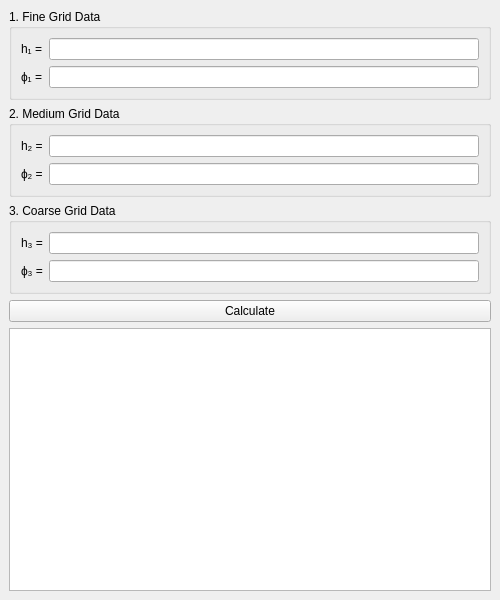
First picture: the form in src/gui/MainWindow.ui, repository nogai0702/GCI_GUI_Qt, before the edit.
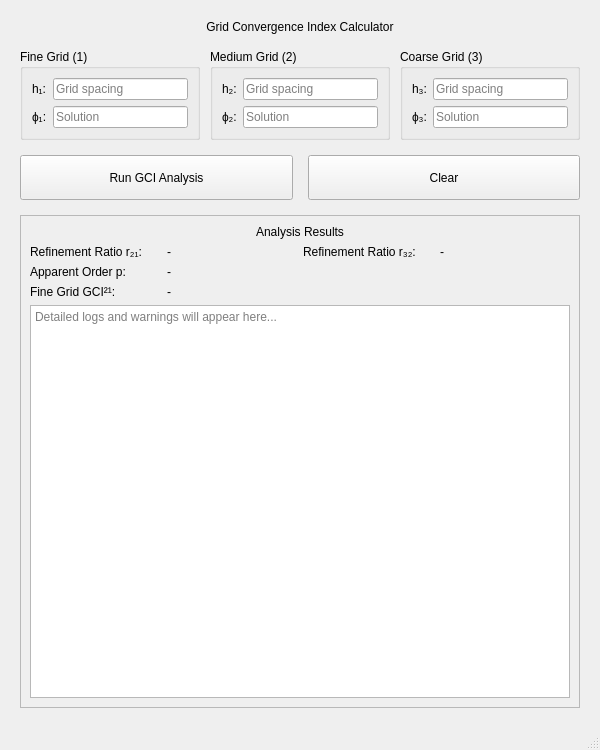
Second picture: the form after the edit.

Patch:
```diff
--- a/src/gui/MainWindow.ui
+++ b/src/gui/MainWindow.ui
@@ -6,40 +6,78 @@
    <rect>
     <x>0</x>
     <y>0</y>
-    <width>500</width>
-    <height>600</height>
+    <width>600</width>
+    <height>750</height>
    </rect>
   </property>
   <property name="windowTitle">
    <string>GCI Calculator</string>
   </property>
   <widget class="QWidget" name="centralwidget">
-   <layout class="QVBoxLayout" name="verticalLayout">
+   <layout class="QVBoxLayout" name="verticalLayoutMain">
+    <property name="spacing">
+     <number>15</number>
+    </property>
+    <property name="leftMargin">
+     <number>20</number>
+    </property>
+    <property name="topMargin">
+     <number>20</number>
+    </property>
+    <property name="rightMargin">
+     <number>20</number>
+    </property>
+    <property name="bottomMargin">
+     <number>20</number>
+    </property>
+    <item>
+     <widget class="QLabel" name="labelTitle">
+      <property name="text">
+       <string>Grid Convergence Index Calculator</string>
+      </property>
+      <property name="alignment">
+       <set>Qt::AlignCenter</set>
+      </property>
+     </widget>
+    </item>
+    <item>
+     <layout class="QHBoxLayout" name="horizontalLayoutInputs">
+      <property name="spacing">
+       <number>10</number>
+      </property>
     <item>
      <widget class="QGroupBox" name="groupBoxFine">
       <property name="title">
-       <string>1. Fine Grid Data</string>
+         <string>Fine Grid (1)</string>
       </property>
       <layout class="QFormLayout" name="formLayoutFine">
        <item row="0" column="0">
         <widget class="QLabel" name="labelH1">
          <property name="text">
-          <string>h₁ =</string>
+            <string>h₁:</string>
          </property>
         </widget>
        </item>
        <item row="0" column="1">
-        <widget class="QLineEdit" name="lineEditH1"/>
+          <widget class="QLineEdit" name="lineEditH1">
+           <property name="placeholderText">
+            <string>Grid spacing</string>
+           </property>
+          </widget>
        </item>
        <item row="1" column="0">
         <widget class="QLabel" name="labelPhi1">
          <property name="text">
-          <string>ϕ₁ =</string>
+            <string>ϕ₁:</string>
          </property>
         </widget>
        </item>
        <item row="1" column="1">
-        <widget class="QLineEdit" name="lineEditPhi1"/>
+          <widget class="QLineEdit" name="lineEditPhi1">
+           <property name="placeholderText">
+            <string>Solution</string>
+           </property>
+          </widget>
        </item>
       </layout>
      </widget>
@@ -47,28 +85,36 @@
     <item>
      <widget class="QGroupBox" name="groupBoxMedium">
       <property name="title">
-       <string>2. Medium Grid Data</string>
+         <string>Medium Grid (2)</string>
       </property>
       <layout class="QFormLayout" name="formLayoutMedium">
        <item row="0" column="0">
         <widget class="QLabel" name="labelH2">
          <property name="text">
-          <string>h₂ =</string>
+            <string>h₂:</string>
          </property>
         </widget>
        </item>
        <item row="0" column="1">
-        <widget class="QLineEdit" name="lineEditH2"/>
+          <widget class="QLineEdit" name="lineEditH2">
+           <property name="placeholderText">
+            <string>Grid spacing</string>
+           </property>
+          </widget>
        </item>
        <item row="1" column="0">
         <widget class="QLabel" name="labelPhi2">
          <property name="text">
-          <string>ϕ₂ =</string>
+            <string>ϕ₂:</string>
          </property>
         </widget>
        </item>
        <item row="1" column="1">
-        <widget class="QLineEdit" name="lineEditPhi2"/>
+          <widget class="QLineEdit" name="lineEditPhi2">
+           <property name="placeholderText">
+            <string>Solution</string>
+           </property>
+          </widget>
        </item>
       </layout>
      </widget>
@@ -76,48 +122,167 @@
     <item>
      <widget class="QGroupBox" name="groupBoxCoarse">
       <property name="title">
-       <string>3. Coarse Grid Data</string>
+         <string>Coarse Grid (3)</string>
       </property>
       <layout class="QFormLayout" name="formLayoutCoarse">
        <item row="0" column="0">
         <widget class="QLabel" name="labelH3">
          <property name="text">
-          <string>h₃ =</string>
+            <string>h₃:</string>
          </property>
         </widget>
        </item>
        <item row="0" column="1">
-        <widget class="QLineEdit" name="lineEditH3"/>
+          <widget class="QLineEdit" name="lineEditH3">
+           <property name="placeholderText">
+            <string>Grid spacing</string>
+           </property>
+          </widget>
        </item>
        <item row="1" column="0">
         <widget class="QLabel" name="labelPhi3">
          <property name="text">
-          <string>ϕ₃ =</string>
+            <string>ϕ₃:</string>
          </property>
         </widget>
        </item>
        <item row="1" column="1">
-        <widget class="QLineEdit" name="lineEditPhi3"/>
+          <widget class="QLineEdit" name="lineEditPhi3">
+           <property name="placeholderText">
+            <string>Solution</string>
+           </property>
+          </widget>
        </item>
       </layout>
      </widget>
     </item>
+     </layout>
+    </item>
+    <item>
+     <layout class="QHBoxLayout" name="horizontalLayoutButtons">
     <item>
      <widget class="QPushButton" name="pushButtonCalculate">
+        <property name="minimumSize">
+         <size>
+          <width>0</width>
+          <height>45</height>
+         </size>
+        </property>
       <property name="text">
-       <string>Calculate</string>
+         <string>Run GCI Analysis</string>
       </property>
      </widget>
     </item>
     <item>
-     <widget class="QTextEdit" name="textEditResults">
+       <widget class="QPushButton" name="pushButtonClear">
+        <property name="minimumSize">
+         <size>
+          <width>0</width>
+          <height>45</height>
+         </size>
+        </property>
+        <property name="text">
+         <string>Clear</string>
+        </property>
+       </widget>
+      </item>
+     </layout>
+    </item>
+    <item>
+     <widget class="QFrame" name="frameResults">
+      <property name="frameShape">
+       <enum>QFrame::StyledPanel</enum>
+      </property>
+      <property name="frameShadow">
+       <enum>QFrame::Raised</enum>
+      </property>
+      <layout class="QVBoxLayout" name="verticalLayoutResults">
+       <item>
+        <widget class="QLabel" name="labelResultsHeader">
+         <property name="text">
+          <string>Analysis Results</string>
+         </property>
+         <property name="alignment">
+          <set>Qt::AlignCenter</set>
+         </property>
+        </widget>
+       </item>
+       <item>
+        <layout class="QGridLayout" name="gridLayoutMetrics">
+         <item row="0" column="0">
+          <widget class="QLabel" name="labelR21_text">
+           <property name="text">
+            <string>Refinement Ratio r₂₁:</string>
+           </property>
+          </widget>
+         </item>
+         <item row="0" column="1">
+          <widget class="QLabel" name="labelR21_val">
+           <property name="text">
+            <string>-</string>
+           </property>
+          </widget>
+         </item>
+         <item row="0" column="2">
+          <widget class="QLabel" name="labelR32_text">
+           <property name="text">
+            <string>Refinement Ratio r₃₂:</string>
+           </property>
+          </widget>
+         </item>
+         <item row="0" column="3">
+          <widget class="QLabel" name="labelR32_val">
+           <property name="text">
+            <string>-</string>
+           </property>
+          </widget>
+         </item>
+         <item row="1" column="0">
+          <widget class="QLabel" name="labelP_text">
+           <property name="text">
+            <string>Apparent Order p:</string>
+           </property>
+          </widget>
+         </item>
+         <item row="1" column="1">
+          <widget class="QLabel" name="labelP_val">
+           <property name="text">
+            <string>-</string>
+           </property>
+          </widget>
+         </item>
+         <item row="2" column="0">
+          <widget class="QLabel" name="labelGCI_text">
+           <property name="text">
+            <string>Fine Grid GCI²¹:</string>
+           </property>
+          </widget>
+         </item>
+         <item row="2" column="1">
+          <widget class="QLabel" name="labelGCI_val">
+           <property name="text">
+            <string>-</string>
+           </property>
+          </widget>
+         </item>
+        </layout>
+       </item>
+       <item>
+        <widget class="QTextEdit" name="textEditLog">
       <property name="readOnly">
        <bool>true</bool>
       </property>
+         <property name="placeholderText">
+          <string>Detailed logs and warnings will appear here...</string>
+         </property>
      </widget>
     </item>
    </layout>
   </widget>
+    </item>
+   </layout>
+  </widget>
+  <widget class="QStatusBar" name="statusbar"/>
  </widget>
  <resources/>
  <connections/>
```
Left out of the diff: 2 changed lines with no effect on the pictures. Lines whose indentation alone changed are shown as unchanged.
